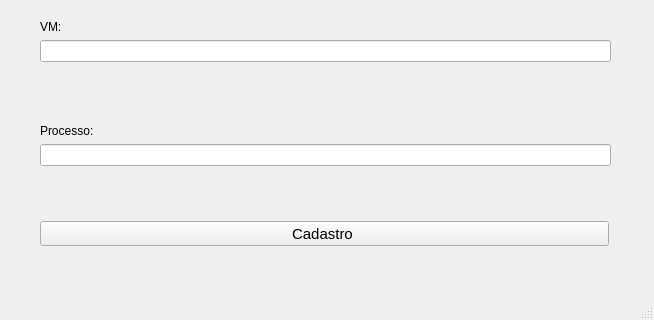
The window that primeira_tela.ui (Hozana-Izadora/Espaco-de-Tuplas) describes before a commit, drawn with Qt 5; both pictures show x 0 to 654 and y 259 to 579 of the 654 by 579 pixel window.
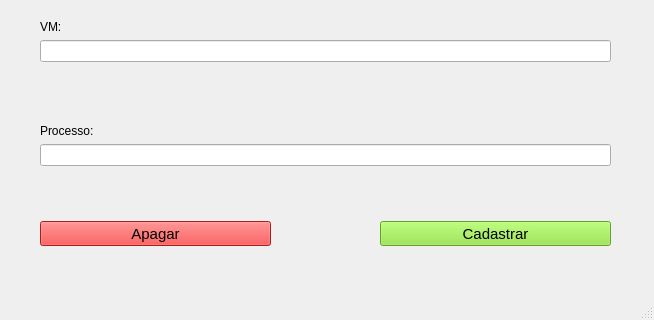
The same window after the commit.

What changed in the file:
```diff
--- a/primeira_tela.ui
+++ b/primeira_tela.ui
@@ -35,22 +35,464 @@
    <widget class="QPushButton" name="pushButton">
     <property name="geometry">
      <rect>
-      <x>40</x>
+      <x>380</x>
       <y>480</y>
-      <width>569</width>
+      <width>231</width>
       <height>25</height>
      </rect>
     </property>
+    <property name="palette">
+     <palette>
+      <active>
+       <colorrole role="WindowText">
+        <brush brushstyle="SolidPattern">
+         <color alpha="255">
+          <red>0</red>
+          <green>0</green>
+          <blue>0</blue>
+         </color>
+        </brush>
+       </colorrole>
+       <colorrole role="Button">
+        <brush brushstyle="SolidPattern">
+         <color alpha="255">
+          <red>138</red>
+          <green>226</green>
+          <blue>52</blue>
+         </color>
+        </brush>
+       </colorrole>
+       <colorrole role="Light">
+        <brush brushstyle="SolidPattern">
+         <color alpha="255">
+          <red>198</red>
+          <green>255</green>
+          <blue>143</blue>
+         </color>
+        </brush>
+       </colorrole>
+       <colorrole role="Midlight">
+        <brush brushstyle="SolidPattern">
+         <color alpha="255">
+          <red>168</red>
+          <green>240</green>
+          <blue>97</blue>
+         </color>
+        </brush>
+       </colorrole>
+       <colorrole role="Dark">
+        <brush brushstyle="SolidPattern">
+         <color alpha="255">
+          <red>69</red>
+          <green>113</green>
+          <blue>26</blue>
+         </color>
+        </brush>
+       </colorrole>
+       <colorrole role="Mid">
+        <brush brushstyle="SolidPattern">
+         <color alpha="255">
+          <red>92</red>
+          <green>151</green>
+          <blue>34</blue>
+         </color>
+        </brush>
+       </colorrole>
+       <colorrole role="Text">
+        <brush brushstyle="SolidPattern">
+         <color alpha="255">
+          <red>0</red>
+          <green>0</green>
+          <blue>0</blue>
+         </color>
+        </brush>
+       </colorrole>
+       <colorrole role="BrightText">
+        <brush brushstyle="SolidPattern">
+         <color alpha="255">
+          <red>255</red>
+          <green>255</green>
+          <blue>255</blue>
+         </color>
+        </brush>
+       </colorrole>
+       <colorrole role="ButtonText">
+        <brush brushstyle="SolidPattern">
+         <color alpha="255">
+          <red>0</red>
+          <green>0</green>
+          <blue>0</blue>
+         </color>
+        </brush>
+       </colorrole>
+       <colorrole role="Base">
+        <brush brushstyle="SolidPattern">
+         <color alpha="255">
+          <red>255</red>
+          <green>255</green>
+          <blue>255</blue>
+         </color>
+        </brush>
+       </colorrole>
+       <colorrole role="Window">
+        <brush brushstyle="SolidPattern">
+         <color alpha="255">
+          <red>138</red>
+          <green>226</green>
+          <blue>52</blue>
+         </color>
+        </brush>
+       </colorrole>
+       <colorrole role="Shadow">
+        <brush brushstyle="SolidPattern">
+         <color alpha="255">
+          <red>0</red>
+          <green>0</green>
+          <blue>0</blue>
+         </color>
+        </brush>
+       </colorrole>
+       <colorrole role="AlternateBase">
+        <brush brushstyle="SolidPattern">
+         <color alpha="255">
+          <red>196</red>
+          <green>240</green>
+          <blue>153</blue>
+         </color>
+        </brush>
+       </colorrole>
+       <colorrole role="ToolTipBase">
+        <brush brushstyle="SolidPattern">
+         <color alpha="255">
+          <red>255</red>
+          <green>255</green>
+          <blue>220</blue>
+         </color>
+        </brush>
+       </colorrole>
+       <colorrole role="ToolTipText">
+        <brush brushstyle="SolidPattern">
+         <color alpha="255">
+          <red>0</red>
+          <green>0</green>
+          <blue>0</blue>
+         </color>
+        </brush>
+       </colorrole>
+       <colorrole role="PlaceholderText">
+        <brush brushstyle="SolidPattern">
+         <color alpha="128">
+          <red>0</red>
+          <green>0</green>
+          <blue>0</blue>
+         </color>
+        </brush>
+       </colorrole>
+      </active>
+      <inactive>
+       <colorrole role="WindowText">
+        <brush brushstyle="SolidPattern">
+         <color alpha="255">
+          <red>0</red>
+          <green>0</green>
+          <blue>0</blue>
+         </color>
+        </brush>
+       </colorrole>
+       <colorrole role="Button">
+        <brush brushstyle="SolidPattern">
+         <color alpha="255">
+          <red>138</red>
+          <green>226</green>
+          <blue>52</blue>
+         </color>
+        </brush>
+       </colorrole>
+       <colorrole role="Light">
+        <brush brushstyle="SolidPattern">
+         <color alpha="255">
+          <red>198</red>
+          <green>255</green>
+          <blue>143</blue>
+         </color>
+        </brush>
+       </colorrole>
+       <colorrole role="Midlight">
+        <brush brushstyle="SolidPattern">
+         <color alpha="255">
+          <red>168</red>
+          <green>240</green>
+          <blue>97</blue>
+         </color>
+        </brush>
+       </colorrole>
+       <colorrole role="Dark">
+        <brush brushstyle="SolidPattern">
+         <color alpha="255">
+          <red>69</red>
+          <green>113</green>
+          <blue>26</blue>
+         </color>
+        </brush>
+       </colorrole>
+       <colorrole role="Mid">
+        <brush brushstyle="SolidPattern">
+         <color alpha="255">
+          <red>92</red>
+          <green>151</green>
+          <blue>34</blue>
+         </color>
+        </brush>
+       </colorrole>
+       <colorrole role="Text">
+        <brush brushstyle="SolidPattern">
+         <color alpha="255">
+          <red>0</red>
+          <green>0</green>
+          <blue>0</blue>
+         </color>
+        </brush>
+       </colorrole>
+       <colorrole role="BrightText">
+        <brush brushstyle="SolidPattern">
+         <color alpha="255">
+          <red>255</red>
+          <green>255</green>
+          <blue>255</blue>
+         </color>
+        </brush>
+       </colorrole>
+       <colorrole role="ButtonText">
+        <brush brushstyle="SolidPattern">
+         <color alpha="255">
+          <red>0</red>
+          <green>0</green>
+          <blue>0</blue>
+         </color>
+        </brush>
+       </colorrole>
+       <colorrole role="Base">
+        <brush brushstyle="SolidPattern">
+         <color alpha="255">
+          <red>255</red>
+          <green>255</green>
+          <blue>255</blue>
+         </color>
+        </brush>
+       </colorrole>
+       <colorrole role="Window">
+        <brush brushstyle="SolidPattern">
+         <color alpha="255">
+          <red>138</red>
+          <green>226</green>
+          <blue>52</blue>
+         </color>
+        </brush>
+       </colorrole>
+       <colorrole role="Shadow">
+        <brush brushstyle="SolidPattern">
+         <color alpha="255">
+          <red>0</red>
+          <green>0</green>
+          <blue>0</blue>
+         </color>
+        </brush>
+       </colorrole>
+       <colorrole role="AlternateBase">
+        <brush brushstyle="SolidPattern">
+         <color alpha="255">
+          <red>196</red>
+          <green>240</green>
+          <blue>153</blue>
+         </color>
+        </brush>
+       </colorrole>
+       <colorrole role="ToolTipBase">
+        <brush brushstyle="SolidPattern">
+         <color alpha="255">
+          <red>255</red>
+          <green>255</green>
+          <blue>220</blue>
+         </color>
+        </brush>
+       </colorrole>
+       <colorrole role="ToolTipText">
+        <brush brushstyle="SolidPattern">
+         <color alpha="255">
+          <red>0</red>
+          <green>0</green>
+          <blue>0</blue>
+         </color>
+        </brush>
+       </colorrole>
+       <colorrole role="PlaceholderText">
+        <brush brushstyle="SolidPattern">
+         <color alpha="128">
+          <red>0</red>
+          <green>0</green>
+          <blue>0</blue>
+         </color>
+        </brush>
+       </colorrole>
+      </inactive>
+      <disabled>
+       <colorrole role="WindowText">
+        <brush brushstyle="SolidPattern">
+         <color alpha="255">
+          <red>69</red>
+          <green>113</green>
+          <blue>26</blue>
+         </color>
+        </brush>
+       </colorrole>
+       <colorrole role="Button">
+        <brush brushstyle="SolidPattern">
+         <color alpha="255">
+          <red>138</red>
+          <green>226</green>
+          <blue>52</blue>
+         </color>
+        </brush>
+       </colorrole>
+       <colorrole role="Light">
+        <brush brushstyle="SolidPattern">
+         <color alpha="255">
+          <red>198</red>
+          <green>255</green>
+          <blue>143</blue>
+         </color>
+        </brush>
+       </colorrole>
+       <colorrole role="Midlight">
+        <brush brushstyle="SolidPattern">
+         <color alpha="255">
+          <red>168</red>
+          <green>240</green>
+          <blue>97</blue>
+         </color>
+        </brush>
+       </colorrole>
+       <colorrole role="Dark">
+        <brush brushstyle="SolidPattern">
+         <color alpha="255">
+          <red>69</red>
+          <green>113</green>
+          <blue>26</blue>
+         </color>
+        </brush>
+       </colorrole>
+       <colorrole role="Mid">
+        <brush brushstyle="SolidPattern">
+         <color alpha="255">
+          <red>92</red>
+          <green>151</green>
+          <blue>34</blue>
+         </color>
+        </brush>
+       </colorrole>
+       <colorrole role="Text">
+        <brush brushstyle="SolidPattern">
+         <color alpha="255">
+          <red>69</red>
+          <green>113</green>
+          <blue>26</blue>
+         </color>
+        </brush>
+       </colorrole>
+       <colorrole role="BrightText">
+        <brush brushstyle="SolidPattern">
+         <color alpha="255">
+          <red>255</red>
+          <green>255</green>
+          <blue>255</blue>
+         </color>
+        </brush>
+       </colorrole>
+       <colorrole role="ButtonText">
+        <brush brushstyle="SolidPattern">
+         <color alpha="255">
+          <red>69</red>
+          <green>113</green>
+          <blue>26</blue>
+         </color>
+        </brush>
+       </colorrole>
+       <colorrole role="Base">
+        <brush brushstyle="SolidPattern">
+         <color alpha="255">
+          <red>138</red>
+          <green>226</green>
+          <blue>52</blue>
+         </color>
+        </brush>
+       </colorrole>
+       <colorrole role="Window">
+        <brush brushstyle="SolidPattern">
+         <color alpha="255">
+          <red>138</red>
+          <green>226</green>
+          <blue>52</blue>
+         </color>
+        </brush>
+       </colorrole>
+       <colorrole role="Shadow">
+        <brush brushstyle="SolidPattern">
+         <color alpha="255">
+          <red>0</red>
+          <green>0</green>
+          <blue>0</blue>
+         </color>
+        </brush>
+       </colorrole>
+       <colorrole role="AlternateBase">
+        <brush brushstyle="SolidPattern">
+         <color alpha="255">
+          <red>138</red>
+          <green>226</green>
+          <blue>52</blue>
+         </color>
+        </brush>
+       </colorrole>
+       <colorrole role="ToolTipBase">
+        <brush brushstyle="SolidPattern">
+         <color alpha="255">
+          <red>255</red>
+          <green>255</green>
+          <blue>220</blue>
+         </color>
+        </brush>
+       </colorrole>
+       <colorrole role="ToolTipText">
+        <brush brushstyle="SolidPattern">
+         <color alpha="255">
+          <red>0</red>
+          <green>0</green>
+          <blue>0</blue>
+         </color>
+        </brush>
+       </colorrole>
+       <colorrole role="PlaceholderText">
+        <brush brushstyle="SolidPattern">
+         <color alpha="128">
+          <red>0</red>
+          <green>0</green>
+          <blue>0</blue>
+         </color>
+        </brush>
+       </colorrole>
+      </disabled>
+     </palette>
+    </property>
     <property name="font">
      <font>
       <pointsize>11</pointsize>
      </font>
     </property>
     <property name="text">
-     <string>Cadastro </string>
+     <string>Cadastrar</string>
     </property>
    </widget>
-   <widget class="QWidget" name="">
+   <widget class="QWidget" name="layoutWidget">
     <property name="geometry">
      <rect>
       <x>40</x>
@@ -154,6 +596,466 @@
      </item>
     </layout>
    </widget>
+   <widget class="QPushButton" name="pushButton_2">
+    <property name="geometry">
+     <rect>
+      <x>40</x>
+      <y>480</y>
+      <width>231</width>
+      <height>25</height>
+     </rect>
+    </property>
+    <property name="palette">
+     <palette>
+      <active>
+       <colorrole role="WindowText">
+        <brush brushstyle="SolidPattern">
+         <color alpha="255">
+          <red>0</red>
+          <green>0</green>
+          <blue>0</blue>
+         </color>
+        </brush>
+       </colorrole>
+       <colorrole role="Button">
+        <brush brushstyle="SolidPattern">
+         <color alpha="255">
+          <red>239</red>
+          <green>41</green>
+          <blue>41</blue>
+         </color>
+        </brush>
+       </colorrole>
+       <colorrole role="Light">
+        <brush brushstyle="SolidPattern">
+         <color alpha="255">
+          <red>255</red>
+          <green>147</green>
+          <blue>147</blue>
+         </color>
+        </brush>
+       </colorrole>
+       <colorrole role="Midlight">
+        <brush brushstyle="SolidPattern">
+         <color alpha="255">
+          <red>247</red>
+          <green>94</green>
+          <blue>94</blue>
+         </color>
+        </brush>
+       </colorrole>
+       <colorrole role="Dark">
+        <brush brushstyle="SolidPattern">
+         <color alpha="255">
+          <red>119</red>
+          <green>20</green>
+          <blue>20</blue>
+         </color>
+        </brush>
+       </colorrole>
+       <colorrole role="Mid">
+        <brush brushstyle="SolidPattern">
+         <color alpha="255">
+          <red>159</red>
+          <green>27</green>
+          <blue>27</blue>
+         </color>
+        </brush>
+       </colorrole>
+       <colorrole role="Text">
+        <brush brushstyle="SolidPattern">
+         <color alpha="255">
+          <red>0</red>
+          <green>0</green>
+          <blue>0</blue>
+         </color>
+        </brush>
+       </colorrole>
+       <colorrole role="BrightText">
+        <brush brushstyle="SolidPattern">
+         <color alpha="255">
+          <red>255</red>
+          <green>255</green>
+          <blue>255</blue>
+         </color>
+        </brush>
+       </colorrole>
+       <colorrole role="ButtonText">
+        <brush brushstyle="SolidPattern">
+         <color alpha="255">
+          <red>0</red>
+          <green>0</green>
+          <blue>0</blue>
+         </color>
+        </brush>
+       </colorrole>
+       <colorrole role="Base">
+        <brush brushstyle="SolidPattern">
+         <color alpha="255">
+          <red>255</red>
+          <green>255</green>
+          <blue>255</blue>
+         </color>
+        </brush>
+       </colorrole>
+       <colorrole role="Window">
+        <brush brushstyle="SolidPattern">
+         <color alpha="255">
+          <red>239</red>
+          <green>41</green>
+          <blue>41</blue>
+         </color>
+        </brush>
+       </colorrole>
+       <colorrole role="Shadow">
+        <brush brushstyle="SolidPattern">
+         <color alpha="255">
+          <red>0</red>
+          <green>0</green>
+          <blue>0</blue>
+         </color>
+        </brush>
+       </colorrole>
+       <colorrole role="AlternateBase">
+        <brush brushstyle="SolidPattern">
+         <color alpha="255">
+          <red>247</red>
+          <green>148</green>
+          <blue>148</blue>
+         </color>
+        </brush>
+       </colorrole>
+       <colorrole role="ToolTipBase">
+        <brush brushstyle="SolidPattern">
+         <color alpha="255">
+          <red>255</red>
+          <green>255</green>
+          <blue>220</blue>
+         </color>
+        </brush>
+       </colorrole>
+       <colorrole role="ToolTipText">
+        <brush brushstyle="SolidPattern">
+         <color alpha="255">
+          <red>0</red>
+          <green>0</green>
+          <blue>0</blue>
+         </color>
+        </brush>
+       </colorrole>
+       <colorrole role="PlaceholderText">
+        <brush brushstyle="SolidPattern">
+         <color alpha="128">
+          <red>0</red>
+          <green>0</green>
+          <blue>0</blue>
+         </color>
+        </brush>
+       </colorrole>
+      </active>
+      <inactive>
+       <colorrole role="WindowText">
+        <brush brushstyle="SolidPattern">
+         <color alpha="255">
+          <red>0</red>
+          <green>0</green>
+          <blue>0</blue>
+         </color>
+        </brush>
+       </colorrole>
+       <colorrole role="Button">
+        <brush brushstyle="SolidPattern">
+         <color alpha="255">
+          <red>239</red>
+          <green>41</green>
+          <blue>41</blue>
+         </color>
+        </brush>
+       </colorrole>
+       <colorrole role="Light">
+        <brush brushstyle="SolidPattern">
+         <color alpha="255">
+          <red>255</red>
+          <green>147</green>
+          <blue>147</blue>
+         </color>
+        </brush>
+       </colorrole>
+       <colorrole role="Midlight">
+        <brush brushstyle="SolidPattern">
+         <color alpha="255">
+          <red>247</red>
+          <green>94</green>
+          <blue>94</blue>
+         </color>
+        </brush>
+       </colorrole>
+       <colorrole role="Dark">
+        <brush brushstyle="SolidPattern">
+         <color alpha="255">
+          <red>119</red>
+          <green>20</green>
+          <blue>20</blue>
+         </color>
+        </brush>
+       </colorrole>
+       <colorrole role="Mid">
+        <brush brushstyle="SolidPattern">
+         <color alpha="255">
+          <red>159</red>
+          <green>27</green>
+          <blue>27</blue>
+         </color>
+        </brush>
+       </colorrole>
+       <colorrole role="Text">
+        <brush brushstyle="SolidPattern">
+         <color alpha="255">
+          <red>0</red>
+          <green>0</green>
+          <blue>0</blue>
+         </color>
+        </brush>
+       </colorrole>
+       <colorrole role="BrightText">
+        <brush brushstyle="SolidPattern">
+         <color alpha="255">
+          <red>255</red>
+          <green>255</green>
+          <blue>255</blue>
+         </color>
+        </brush>
+       </colorrole>
+       <colorrole role="ButtonText">
+        <brush brushstyle="SolidPattern">
+         <color alpha="255">
+          <red>0</red>
+          <green>0</green>
+          <blue>0</blue>
+         </color>
+        </brush>
+       </colorrole>
+       <colorrole role="Base">
+        <brush brushstyle="SolidPattern">
+         <color alpha="255">
+          <red>255</red>
+          <green>255</green>
+          <blue>255</blue>
+         </color>
+        </brush>
+       </colorrole>
+       <colorrole role="Window">
+        <brush brushstyle="SolidPattern">
+         <color alpha="255">
+          <red>239</red>
+          <green>41</green>
+          <blue>41</blue>
+         </color>
+        </brush>
+       </colorrole>
+       <colorrole role="Shadow">
+        <brush brushstyle="SolidPattern">
+         <color alpha="255">
+          <red>0</red>
+          <green>0</green>
+          <blue>0</blue>
+         </color>
+        </brush>
+       </colorrole>
+       <colorrole role="AlternateBase">
+        <brush brushstyle="SolidPattern">
+         <color alpha="255">
+          <red>247</red>
+          <green>148</green>
+          <blue>148</blue>
+         </color>
+        </brush>
+       </colorrole>
+       <colorrole role="ToolTipBase">
+        <brush brushstyle="SolidPattern">
+         <color alpha="255">
+          <red>255</red>
+          <green>255</green>
+          <blue>220</blue>
+         </color>
+        </brush>
+       </colorrole>
+       <colorrole role="ToolTipText">
+        <brush brushstyle="SolidPattern">
+         <color alpha="255">
+          <red>0</red>
+          <green>0</green>
+          <blue>0</blue>
+         </color>
+        </brush>
+       </colorrole>
+       <colorrole role="PlaceholderText">
+        <brush brushstyle="SolidPattern">
+         <color alpha="128">
+          <red>0</red>
+          <green>0</green>
+          <blue>0</blue>
+         </color>
+        </brush>
+       </colorrole>
+      </inactive>
+      <disabled>
+       <colorrole role="WindowText">
+        <brush brushstyle="SolidPattern">
+         <color alpha="255">
+          <red>119</red>
+          <green>20</green>
+          <blue>20</blue>
+         </color>
+        </brush>
+       </colorrole>
+       <colorrole role="Button">
+        <brush brushstyle="SolidPattern">
+         <color alpha="255">
+          <red>239</red>
+          <green>41</green>
+          <blue>41</blue>
+         </color>
+        </brush>
+       </colorrole>
+       <colorrole role="Light">
+        <brush brushstyle="SolidPattern">
+         <color alpha="255">
+          <red>255</red>
+          <green>147</green>
+          <blue>147</blue>
+         </color>
+        </brush>
+       </colorrole>
+       <colorrole role="Midlight">
+        <brush brushstyle="SolidPattern">
+         <color alpha="255">
+          <red>247</red>
+          <green>94</green>
+          <blue>94</blue>
+         </color>
+        </brush>
+       </colorrole>
+       <colorrole role="Dark">
+        <brush brushstyle="SolidPattern">
+         <color alpha="255">
+          <red>119</red>
+          <green>20</green>
+          <blue>20</blue>
+         </color>
+        </brush>
+       </colorrole>
+       <colorrole role="Mid">
+        <brush brushstyle="SolidPattern">
+         <color alpha="255">
+          <red>159</red>
+          <green>27</green>
+          <blue>27</blue>
+         </color>
+        </brush>
+       </colorrole>
+       <colorrole role="Text">
+        <brush brushstyle="SolidPattern">
+         <color alpha="255">
+          <red>119</red>
+          <green>20</green>
+          <blue>20</blue>
+         </color>
+        </brush>
+       </colorrole>
+       <colorrole role="BrightText">
+        <brush brushstyle="SolidPattern">
+         <color alpha="255">
+          <red>255</red>
+          <green>255</green>
+          <blue>255</blue>
+         </color>
+        </brush>
+       </colorrole>
+       <colorrole role="ButtonText">
+        <brush brushstyle="SolidPattern">
+         <color alpha="255">
+          <red>119</red>
+          <green>20</green>
+          <blue>20</blue>
+         </color>
+        </brush>
+       </colorrole>
+       <colorrole role="Base">
+        <brush brushstyle="SolidPattern">
+         <color alpha="255">
+          <red>239</red>
+          <green>41</green>
+          <blue>41</blue>
+         </color>
+        </brush>
+       </colorrole>
+       <colorrole role="Window">
+        <brush brushstyle="SolidPattern">
+         <color alpha="255">
+          <red>239</red>
+          <green>41</green>
+          <blue>41</blue>
+         </color>
+        </brush>
+       </colorrole>
+       <colorrole role="Shadow">
+        <brush brushstyle="SolidPattern">
+         <color alpha="255">
+          <red>0</red>
+          <green>0</green>
+          <blue>0</blue>
+         </color>
+        </brush>
+       </colorrole>
+       <colorrole role="AlternateBase">
+        <brush brushstyle="SolidPattern">
+         <color alpha="255">
+          <red>239</red>
+          <green>41</green>
+          <blue>41</blue>
+         </color>
+        </brush>
+       </colorrole>
+       <colorrole role="ToolTipBase">
+        <brush brushstyle="SolidPattern">
+         <color alpha="255">
+          <red>255</red>
+          <green>255</green>
+          <blue>220</blue>
+         </color>
+        </brush>
+       </colorrole>
+       <colorrole role="ToolTipText">
+        <brush brushstyle="SolidPattern">
+         <color alpha="255">
+          <red>0</red>
+          <green>0</green>
+          <blue>0</blue>
+         </color>
+        </brush>
+       </colorrole>
+       <colorrole role="PlaceholderText">
+        <brush brushstyle="SolidPattern">
+         <color alpha="128">
+          <red>0</red>
+          <green>0</green>
+          <blue>0</blue>
+         </color>
+        </brush>
+       </colorrole>
+      </disabled>
+     </palette>
+    </property>
+    <property name="font">
+     <font>
+      <pointsize>11</pointsize>
+     </font>
+    </property>
+    <property name="text">
+     <string>Apagar</string>
+    </property>
+   </widget>
   </widget>
   <widget class="QMenuBar" name="menubar">
    <property name="geometry">
```
